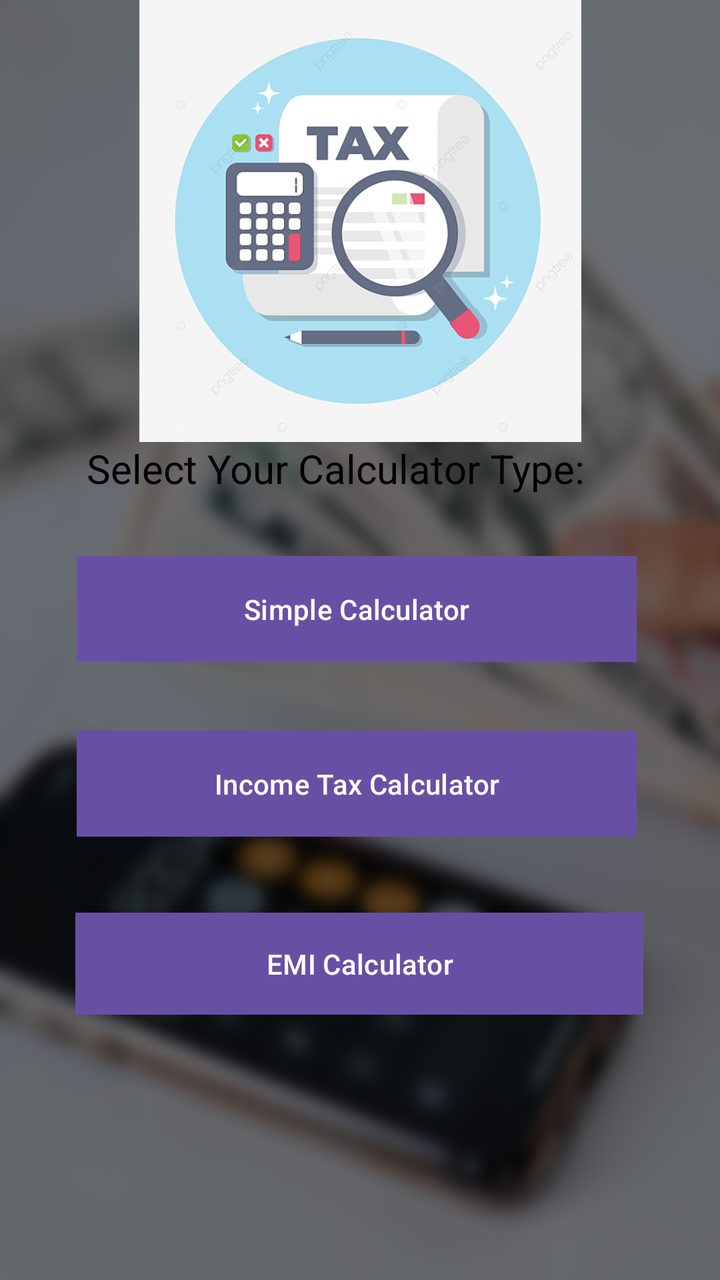
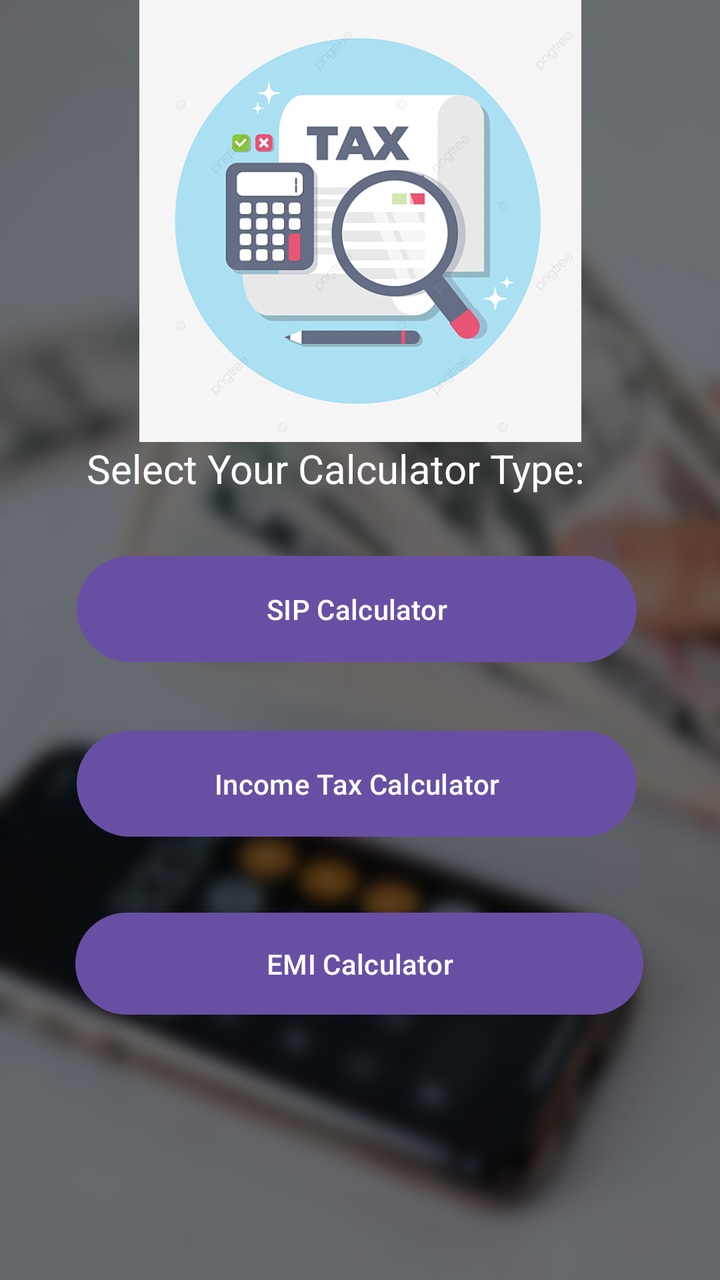

Two renders of the same Android screen: before a commit and after it. Below are the layout's source before the change and the commit's diff.
<!-- AndroidManifest.xml: application theme Theme.TAXEMICALCULATOR -->
<!-- res/layout/activity_main.xml -->
<?xml version="1.0" encoding="utf-8"?>
<androidx.constraintlayout.widget.ConstraintLayout xmlns:android="http://schemas.android.com/apk/res/android"
    xmlns:app="http://schemas.android.com/apk/res-auto"
    xmlns:tools="http://schemas.android.com/tools"
    android:id="@+id/main"
    android:layout_width="match_parent"
    android:layout_height="match_parent"
    android:background="@drawable/home"
    tools:context=".MainActivity">

    <Button
        android:id="@+id/button1"
        android:layout_width="280dp"
        android:layout_height="53dp"
        android:background="@color/black"
        android:text="Income Tax Calculator"
        android:textColor="@color/white"
        app:layout_constraintBottom_toTopOf="@+id/button2"
        app:layout_constraintEnd_toEndOf="parent"
        app:layout_constraintHorizontal_bias="0.48"
        app:layout_constraintLeft_toLeftOf="parent"
        app:layout_constraintRight_toRightOf="parent"
        app:layout_constraintStart_toStartOf="parent"
        app:layout_constraintTop_toTopOf="parent"
        app:layout_constraintVertical_bias="0.906"
        tools:ignore="HardcodedText" />

    <Button
        android:id="@+id/button2"
        android:layout_width="284dp"
        android:layout_height="51dp"
        android:background="@color/black"
        android:text="EMI Calculator"
        android:textColor="@color/white"
        app:layout_constraintBottom_toBottomOf="parent"
        app:layout_constraintHorizontal_bias="0.496"
        app:layout_constraintLeft_toLeftOf="parent"
        app:layout_constraintRight_toRightOf="parent"
        app:layout_constraintTop_toTopOf="parent"
        app:layout_constraintVertical_bias="0.775"
        tools:ignore="HardcodedText" />

    <Button
        android:id="@+id/button3"
        android:layout_width="280dp"
        android:layout_height="53dp"
        android:background="@color/black"
        android:text="Simple Calculator"
        android:textColor="@color/white"
        app:layout_constraintBottom_toTopOf="@+id/button1"
        app:layout_constraintEnd_toEndOf="parent"
        app:layout_constraintHorizontal_bias="0.48"
        app:layout_constraintStart_toStartOf="parent"
        app:layout_constraintTop_toTopOf="parent"
        app:layout_constraintVertical_bias="0.89"
        tools:ignore="HardcodedText" />

    <TextView
        android:id="@+id/textView"
        android:layout_width="wrap_content"
        android:layout_height="wrap_content"
        android:contentDescription="TODO"
        android:text="Select Your Calculator Type:"
        android:textColor="@color/black"
        android:textSize="20sp"
        app:layout_constraintBottom_toTopOf="@+id/button3"
        app:layout_constraintEnd_toEndOf="parent"
        app:layout_constraintHorizontal_bias="0.393"
        app:layout_constraintStart_toStartOf="parent"
        app:layout_constraintTop_toTopOf="parent"
        app:layout_constraintVertical_bias="0.879"
        tools:ignore="HardcodedText"/>

    <ImageView
        android:id="@+id/imageView"
        android:layout_width="240dp"
        android:layout_height="221dp"
        app:layout_constraintBottom_toTopOf="@+id/textView"
        app:layout_constraintEnd_toEndOf="parent"
        app:layout_constraintStart_toStartOf="parent"
        app:layout_constraintTop_toTopOf="parent"
        app:layout_constraintVertical_bias="0.327"
        app:srcCompat="@drawable/tax"
        tools:ignore="ContentDescription" />

</androidx.constraintlayout.widget.ConstraintLayout>
<!-- resources referenced by this layout -->
<resources>
  <color name="black">#FF000000</color>
  <color name="white">#FFFFFFFF</color>
  <!-- drawable home: jpg bitmap (drawable, 328158 bytes) -->
  <!-- drawable tax: jpg bitmap (drawable, 47821 bytes) -->
  <style name="Theme.TAXEMICALCULATOR" parent="Base.Theme.TAXEMICALCULATOR" />
  <style name="Base.Theme.TAXEMICALCULATOR" parent="Theme.Material3.DayNight.NoActionBar">
          
          
      </style>
</resources>

<!-- the commit's change to res/layout/activity_main.xml (unified diff, before → after) -->
@@ -8,11 +8,27 @@
     android:background="@drawable/home"
     tools:context=".MainActivity">
 
+    <TextView
+        android:id="@+id/textView"
+        android:layout_width="wrap_content"
+        android:layout_height="wrap_content"
+        android:contentDescription="TODO"
+        android:text="Select Your Calculator Type:"
+        android:textColor="@color/white"
+        android:textSize="20sp"
+        app:layout_constraintBottom_toTopOf="@+id/button3"
+        app:layout_constraintEnd_toEndOf="parent"
+        app:layout_constraintHorizontal_bias="0.393"
+        app:layout_constraintStart_toStartOf="parent"
+        app:layout_constraintTop_toTopOf="parent"
+        app:layout_constraintVertical_bias="0.879"
+        tools:ignore="HardcodedText"/>
+
     <Button
         android:id="@+id/button1"
         android:layout_width="280dp"
         android:layout_height="53dp"
-        android:background="@color/black"
+        android:background="@drawable/oval"
         android:text="Income Tax Calculator"
         android:textColor="@color/white"
         app:layout_constraintBottom_toTopOf="@+id/button2"
@@ -29,7 +45,7 @@
         android:id="@+id/button2"
         android:layout_width="284dp"
         android:layout_height="51dp"
-        android:background="@color/black"
+        android:background="@drawable/oval"
         android:text="EMI Calculator"
         android:textColor="@color/white"
         app:layout_constraintBottom_toBottomOf="parent"
@@ -44,8 +60,8 @@
         android:id="@+id/button3"
         android:layout_width="280dp"
         android:layout_height="53dp"
-        android:background="@color/black"
-        android:text="Simple Calculator"
+        android:background="@drawable/oval"
+        android:text="SIP Calculator"
         android:textColor="@color/white"
         app:layout_constraintBottom_toTopOf="@+id/button1"
         app:layout_constraintEnd_toEndOf="parent"
@@ -55,21 +71,7 @@
         app:layout_constraintVertical_bias="0.89"
         tools:ignore="HardcodedText" />
 
-    <TextView
-        android:id="@+id/textView"
-        android:layout_width="wrap_content"
-        android:layout_height="wrap_content"
-        android:contentDescription="TODO"
-        android:text="Select Your Calculator Type:"
-        android:textColor="@color/black"
-        android:textSize="20sp"
-        app:layout_constraintBottom_toTopOf="@+id/button3"
-        app:layout_constraintEnd_toEndOf="parent"
-        app:layout_constraintHorizontal_bias="0.393"
-        app:layout_constraintStart_toStartOf="parent"
-        app:layout_constraintTop_toTopOf="parent"
-        app:layout_constraintVertical_bias="0.879"
-        tools:ignore="HardcodedText"/>
+
 
     <ImageView
         android:id="@+id/imageView"
<!-- resource entries referenced after the edit -->
@@ -1,8 +1,13 @@
 <!-- resources referenced by this layout -->
 <resources>
-  <color name="black">#FF000000</color>
   <color name="white">#FFFFFFFF</color>
   <!-- drawable home: jpg bitmap (drawable, 328158 bytes) -->
+  <!-- drawable oval (drawable) -->
+  <?xml version="1.0" encoding="utf-8"?>
+  <shape xmlns:android="http://schemas.android.com/apk/res/android">
+      <solid android:color="@color/white"/>
+      <corners android:radius="27dp" />
+  </shape>
   <!-- drawable tax: jpg bitmap (drawable, 47821 bytes) -->
   <style name="Theme.TAXEMICALCULATOR" parent="Base.Theme.TAXEMICALCULATOR" />
   <style name="Base.Theme.TAXEMICALCULATOR" parent="Theme.Material3.DayNight.NoActionBar">
